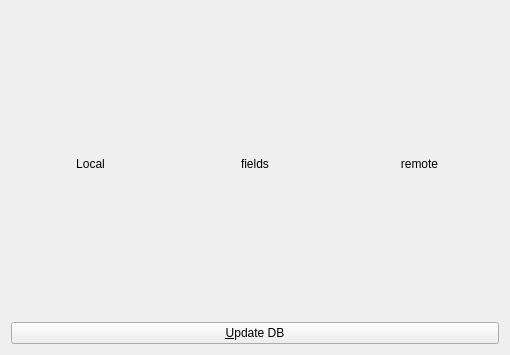
Qt form fileinfowidget.ui (theme/MangaLib) before a commit.
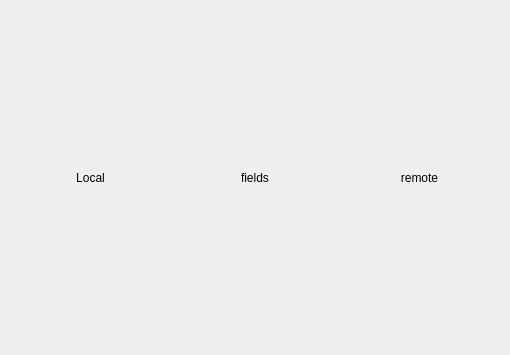
The same form after that commit.

Commit message: remove manual update button. (FileInfoWidget)

```diff
--- a/fileinfowidget.ui
+++ b/fileinfowidget.ui
@@ -52,13 +52,6 @@
      </item>
     </layout>
    </item>
-   <item>
-    <widget class="QPushButton" name="update2dbButton">
-     <property name="text">
-      <string>&amp;Update DB</string>
-     </property>
-    </widget>
-   </item>
   </layout>
  </widget>
  <resources/>
```
The commit also changes 3 other files.
